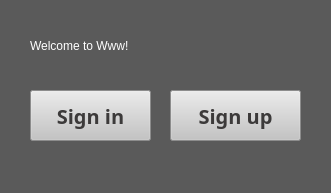
This is client/mainwindow.ui in AleksandraSorokovikova/MyPlace as Qt 5 draws it before an edit. The edited form follows.
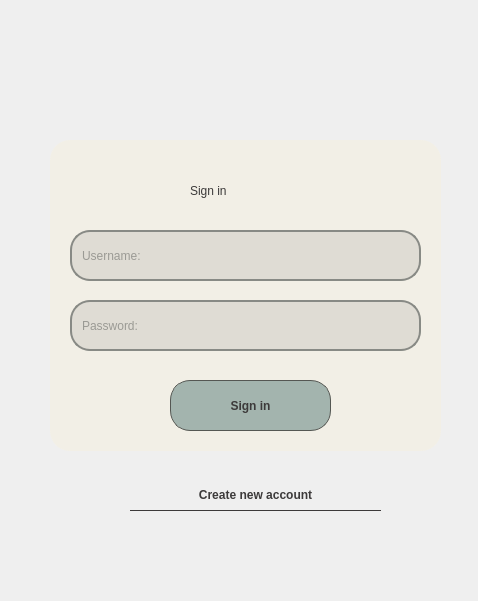
This is the edited form. Icons and pictures are not drawn.

Diff of the .ui file:
```diff
--- a/client/mainwindow.ui
+++ b/client/mainwindow.ui
@@ -6,99 +6,185 @@
    <rect>
     <x>0</x>
     <y>0</y>
-    <width>331</width>
-    <height>193</height>
+    <width>478</width>
+    <height>601</height>
    </rect>
   </property>
   <property name="windowTitle">
    <string>MainWindow</string>
   </property>
   <property name="styleSheet">
-   <string notr="true"> font:15px &quot;Courier New&quot;, Courier, monospace; 
- background-color:rgb(90, 90, 90); 
- </string>
+   <string notr="true">font: 15pt &quot;Gayathri&quot;;
+background-image: url(:/img/img/res.jpg)</string>
   </property>
   <widget class="QWidget" name="centralwidget">
-   <widget class="QLabel" name="label">
-    <property name="geometry">
-     <rect>
-      <x>230</x>
-      <y>180</y>
-      <width>67</width>
-      <height>17</height>
-     </rect>
-    </property>
-    <property name="text">
-     <string>TextLabel</string>
-    </property>
-   </widget>
-   <widget class="QPushButton" name="pushButton">
-    <property name="geometry">
-     <rect>
-      <x>30</x>
-      <y>90</y>
-      <width>121</width>
-      <height>51</height>
-     </rect>
-    </property>
-    <property name="styleSheet">
-     <string notr="true"> font:20px Rufina; 
- font-weight:bold; 
- color:#3c3a3a; 
- background-color:#c4c4c4; </string>
-    </property>
-    <property name="text">
-     <string>Sign in</string>
-    </property>
-   </widget>
    <widget class="QPushButton" name="pushButton_2">
     <property name="geometry">
      <rect>
-      <x>170</x>
-      <y>90</y>
-      <width>131</width>
-      <height>51</height>
-     </rect>
-    </property>
-    <property name="styleSheet">
-     <string notr="true"> font:20px Rufina; 
- font-weight:bold; 
- color:#3c3a3a; 
- background-color:#c4c4c4; </string>
-    </property>
-    <property name="text">
-     <string>Sign up</string>
-    </property>
-   </widget>
-   <widget class="QLabel" name="label_2">
-    <property name="geometry">
-     <rect>
-      <x>30</x>
-      <y>30</y>
-      <width>271</width>
+      <x>130</x>
+      <y>480</y>
+      <width>251</width>
       <height>31</height>
      </rect>
     </property>
     <property name="styleSheet">
-     <string notr="true">color:rgb(255, 255, 255);
-font: 24pt &quot;Ubuntu&quot;;</string>
+     <string notr="true"> font-weight:bold; 
+ color:#3c3a3a; 
+ background:transparent; 
+font: 20pt &quot;Gayathri&quot;;
+border-radius:30px;
+border-bottom:1px solid #3c3a3a</string>
     </property>
     <property name="text">
-     <string>Welcome to Www!</string>
+     <string>Create new account</string>
     </property>
    </widget>
+   <widget class="QFrame" name="frame">
+    <property name="geometry">
+     <rect>
+      <x>50</x>
+      <y>140</y>
+      <width>391</width>
+      <height>311</height>
+     </rect>
+    </property>
+    <property name="styleSheet">
+     <string notr="true">background:rgba(243,239,230, 230);
+border-radius:20px;</string>
+    </property>
+    <property name="frameShape">
+     <enum>QFrame::StyledPanel</enum>
+    </property>
+    <property name="frameShadow">
+     <enum>QFrame::Raised</enum>
+    </property>
+    <widget class="QLineEdit" name="lineEdit">
+     <property name="geometry">
+      <rect>
+       <x>20</x>
+       <y>90</y>
+       <width>351</width>
+       <height>51</height>
+      </rect>
+     </property>
+     <property name="styleSheet">
+      <string notr="true">border: 2px solid rgb(136, 138, 133);
+color: rgb(85, 87, 83);
+font: 16pt &quot;Gayathri&quot;;;
+border-radius: 20px;
+padding: 0 8px;
+background: rgba(0,0,0,20);
+selection-background-color: darkgray;</string>
+     </property>
+     <property name="inputMask">
+      <string/>
+     </property>
+     <property name="text">
+      <string/>
+     </property>
+     <property name="frame">
+      <bool>true</bool>
+     </property>
+     <property name="echoMode">
+      <enum>QLineEdit::Normal</enum>
+     </property>
+     <property name="cursorPosition">
+      <number>0</number>
+     </property>
+     <property name="dragEnabled">
+      <bool>false</bool>
+     </property>
+     <property name="placeholderText">
+      <string>Username:</string>
+     </property>
+     <property name="clearButtonEnabled">
+      <bool>true</bool>
+     </property>
+    </widget>
+    <widget class="QLineEdit" name="lineEdit_2">
+     <property name="geometry">
+      <rect>
+       <x>20</x>
+       <y>160</y>
+       <width>351</width>
+       <height>51</height>
+      </rect>
+     </property>
+     <property name="styleSheet">
+      <string notr="true">border: 2px solid rgb(136, 138, 133);
+color: rgb(85, 87, 83);
+font: 16pt &quot;Gayathri&quot;;;
+border-radius: 20px;
+padding: 0 8px;
+background: rgba(0,0,0,20);
+selection-background-color: darkgray;</string>
+     </property>
+     <property name="inputMask">
+      <string/>
+     </property>
+     <property name="text">
+      <string/>
+     </property>
+     <property name="echoMode">
+      <enum>QLineEdit::Password</enum>
+     </property>
+     <property name="cursorPosition">
+      <number>0</number>
+     </property>
+     <property name="dragEnabled">
+      <bool>false</bool>
+     </property>
+     <property name="placeholderText">
+      <string>Password:</string>
+     </property>
+     <property name="clearButtonEnabled">
+      <bool>true</bool>
+     </property>
+    </widget>
+    <widget class="QPushButton" name="pushButton">
+     <property name="geometry">
+      <rect>
+       <x>120</x>
+       <y>240</y>
+       <width>161</width>
+       <height>51</height>
+      </rect>
+     </property>
+     <property name="styleSheet">
+      <string notr="true">border: 1px solid rgb(85, 87, 83);
+font: 22pt &quot;Gayathri&quot;;
+ font-weight:bold; 
+ color:#3c3a3a; 
+ background:rgba(153, 173, 167,227);
+border-radius:20px;
+text-align: center;</string>
+     </property>
+     <property name="text">
+      <string>Sign in</string>
+     </property>
+    </widget>
+    <widget class="QLabel" name="label_2">
+     <property name="geometry">
+      <rect>
+       <x>140</x>
+       <y>20</y>
+       <width>131</width>
+       <height>61</height>
+      </rect>
+     </property>
+     <property name="styleSheet">
+      <string notr="true"> color:#3c3a3a; 
+font: 30pt &quot;Gayathri&quot;;
+ background:transparent; </string>
+     </property>
+     <property name="text">
+      <string>Sign in</string>
+     </property>
+    </widget>
+   </widget>
+   <zorder>frame</zorder>
+   <zorder>pushButton_2</zorder>
   </widget>
-  <widget class="QMenuBar" name="menubar">
-   <property name="geometry">
-    <rect>
-     <x>0</x>
-     <y>0</y>
-     <width>331</width>
-     <height>22</height>
-    </rect>
-   </property>
-  </widget>
-  <widget class="QStatusBar" name="statusbar"/>
  </widget>
  <resources/>
  <connections/>
```
